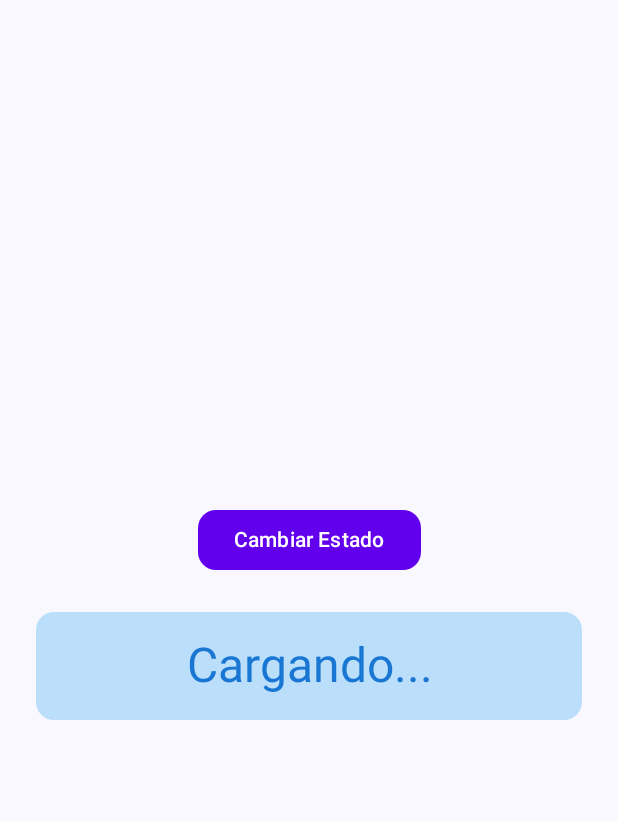
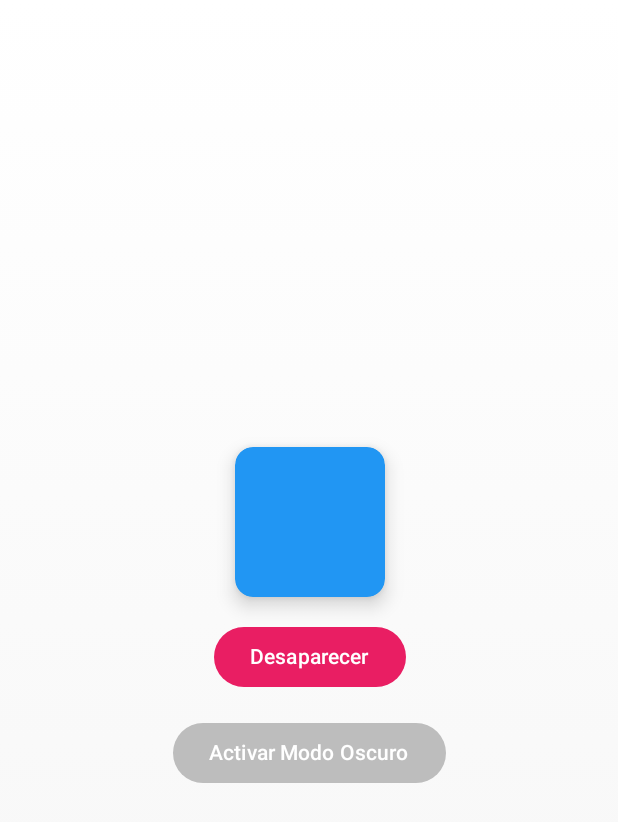
Before and after one commit to JossGab/Lab-13-PM, an Android app built with Jetpack Compose: the screen it shows after launch (MainActivity), on a phone screen of 412 x 824 dp. Shown: the top 822 px of the screen. Run offline under Robolectric (Android 15) with nearby library versions, the phone set to English and light mode, and no system bars.

Commit message:
AnimatedVisibility

```diff
--- /dev/null
+++ b/app/src/main/java/com/example/lab13/AnimatedVisibility.kt
@@ -0,0 +1,102 @@
+package com.example.lab13
+
+import androidx.compose.animation.AnimatedVisibility
+import androidx.compose.animation.animateColorAsState
+import androidx.compose.animation.core.animateDpAsState
+import androidx.compose.animation.core.tween
+import androidx.compose.animation.fadeIn
+import androidx.compose.animation.fadeOut
+import androidx.compose.animation.slideInVertically
+import androidx.compose.animation.slideOutVertically
+import androidx.compose.foundation.background
+import androidx.compose.foundation.clickable
+import androidx.compose.foundation.layout.*
+import androidx.compose.foundation.shape.RoundedCornerShape
+import androidx.compose.material3.*
+import androidx.compose.runtime.*
+import androidx.compose.ui.Alignment
+import androidx.compose.ui.Modifier
+import androidx.compose.ui.draw.shadow
+import androidx.compose.ui.graphics.Brush
+import androidx.compose.ui.graphics.Color
+import androidx.compose.ui.unit.dp
+
+@Composable
+fun AnimatedScreenDemo() {
+    var isExpanded by remember { mutableStateOf(false) }
+    val boxSize by animateDpAsState(
+        targetValue = if (isExpanded) 200.dp else 100.dp,
+        animationSpec = tween(durationMillis = 500), label = ""
+    )
+    val boxColor by animateColorAsState(
+        targetValue = if (isExpanded) Color(0xFF4CAF50) else Color(0xFF2196F3),
+        animationSpec = tween(durationMillis = 500), label = ""
+    )
+    var isButtonVisible by remember { mutableStateOf(true) }
+
+       var isLightMode by remember { mutableStateOf(true) }
+
+        val backgroundColor by animateColorAsState(
+        targetValue = if (isLightMode) Color(0xFFF5F5F5) else Color.DarkGray,
+        animationSpec = tween(durationMillis = 700), label = ""
+    )
+    Box(
+        modifier = Modifier
+            .fillMaxSize()
+            .background(
+                brush = if (isLightMode) {
+                    Brush.verticalGradient(
+                        colors = listOf(Color.White, backgroundColor)
+                    )
+                } else {
+                    Brush.verticalGradient(
+                        colors = listOf(backgroundColor, Color.Black)
+                    )
+                }
+            )
+            .padding(16.dp),
+        contentAlignment = Alignment.Center
+    ) {
+        Column(
+            verticalArrangement = Arrangement.Center,
+            horizontalAlignment = Alignment.CenterHorizontally
+        ) {
+            Box(
+                modifier = Modifier
+                    .shadow(8.dp, shape = RoundedCornerShape(12.dp))
+                    .size(boxSize)
+                    .background(boxColor, shape = RoundedCornerShape(12.dp))
+                    .clickable { isExpanded = !isExpanded }
+            )
+
+            Spacer(modifier = Modifier.height(16.dp))
+            AnimatedVisibility(
+                visible = isButtonVisible,
+                enter = slideInVertically(animationSpec = tween(500)) + fadeIn(animationSpec = tween(500)),
+                exit = slideOutVertically(animationSpec = tween(500)) + fadeOut(animationSpec = tween(500))
+            ) {
+                Button(
+                    onClick = { isButtonVisible = false },
+                    colors = ButtonDefaults.buttonColors(
+                        containerColor = Color(0xFFE91E63),
+                        contentColor = Color.White
+                    )
+                ) {
+                    Text(text = "Desaparecer")
+                }
+            }
+
+            Spacer(modifier = Modifier.height(16.dp))
+            Button(
+                onClick = { isLightMode = !isLightMode },
+                colors = ButtonDefaults.buttonColors(
+                    containerColor = if (isLightMode) Color(0xFFBDBDBD) else Color(0xFF424242),
+                    contentColor = Color.White
+                ),
+                shape = RoundedCornerShape(50)
+            ) {
+                Text(text = if (isLightMode) "Activar Modo Oscuro" else "Activar Modo Claro")
+            }
+        }
+    }
+}
--- a/app/src/main/java/com/example/lab13/MainActivity.kt
+++ b/app/src/main/java/com/example/lab13/MainActivity.kt
@@ -18,7 +18,7 @@ class MainActivity : ComponentActivity() {
         setContent {
             Lab13Theme {
                 Scaffold(modifier = Modifier.fillMaxSize()) { _ ->
-                    StateTransitionDemo(  )
+                    AnimatedScreenDemo(  )
                 }
             }
         }
```
